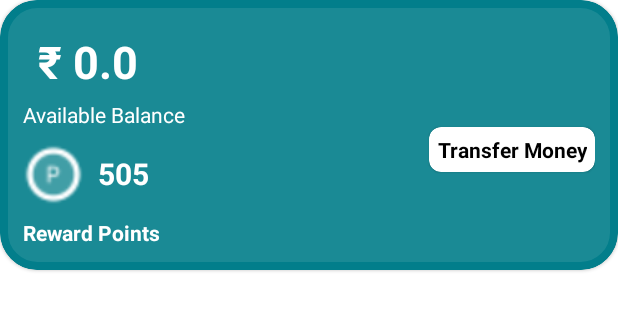
After one commit to srinathcs/putatoe--wallet, an Android app: the layout wallet_widget.xml on its own in the app's theme, with its tools: preview values and no code run, on a phone screen of 412 x 824 dp. The commit adds this screen. Shown: the top 311 px of the screen. Run offline under Robolectric (Android 15) with nearby library versions, the phone set to English and light mode, and no system bars.

Commit message:
available balance card was created

```diff
--- a/app/src/main/AndroidManifest.xml
+++ b/app/src/main/AndroidManifest.xml
@@ -12,7 +12,7 @@
         android:theme="@style/Theme.PutatoeWallet"
         tools:targetApi="31">
         <activity
-            android:name=".view.wallet.presentation.PutatoeActivity"
+            android:name=".MainActivity"
             android:exported="true">
             <intent-filter>
                 <action android:name="android.intent.action.MAIN" />
--- /dev/null
+++ b/app/src/main/res/layout/wallet_widget.xml
@@ -0,0 +1,97 @@
+<?xml version="1.0" encoding="utf-8"?>
+<com.google.android.material.card.MaterialCardView xmlns:android="http://schemas.android.com/apk/res/android"
+    xmlns:app="http://schemas.android.com/apk/res-auto"
+    xmlns:tools="http://schemas.android.com/tools"
+    android:layout_width="match_parent"
+    android:layout_height="180dp"
+    app:cardBackgroundColor="#1a8a95"
+    app:cardCornerRadius="25dp"
+    app:layout_constraintTop_toTopOf="parent"
+    app:strokeColor="#027e8b"
+    app:strokeWidth="5dp">
+
+    <androidx.constraintlayout.widget.ConstraintLayout
+        android:layout_width="match_parent"
+        android:layout_height="match_parent"
+        android:layout_margin="15dp">
+
+        <androidx.appcompat.widget.AppCompatTextView
+            android:id="@+id/tvRupees"
+            android:layout_width="wrap_content"
+            android:layout_height="wrap_content"
+            android:layout_marginStart="10dp"
+            android:layout_marginTop="5dp"
+            android:text="@string/amt"
+            android:textColor="@color/white"
+            android:textSize="30sp"
+            android:textStyle="bold"
+            app:layout_constraintStart_toStartOf="@+id/tvBalance"
+            app:layout_constraintTop_toTopOf="parent" />
+
+        <androidx.appcompat.widget.AppCompatTextView
+            android:id="@+id/tvBalance"
+            android:layout_width="wrap_content"
+            android:layout_height="wrap_content"
+            android:layout_marginTop="5dp"
+            android:text="@string/available_balance"
+            android:textColor="@color/white"
+            app:layout_constraintStart_toStartOf="parent"
+            app:layout_constraintTop_toBottomOf="@+id/tvRupees" />
+
+        <de.hdodenhof.circleimageview.CircleImageView
+            android:id="@+id/civPoint"
+            android:layout_width="50dp"
+            android:layout_height="50dp"
+            android:layout_marginTop="5dp"
+            android:paddingEnd="10dp"
+            android:src="@drawable/ic_point_30"
+            app:layout_constraintStart_toStartOf="@+id/tvBalance"
+            app:layout_constraintTop_toBottomOf="@+id/tvBalance"
+            tools:ignore="RtlSymmetry" />
+
+        <androidx.appcompat.widget.AppCompatTextView
+            android:id="@+id/tvPointCount"
+            android:layout_width="wrap_content"
+            android:layout_height="wrap_content"
+            android:text="@string/_505"
+            android:textColor="@color/white"
+            android:textSize="20sp"
+            android:textStyle="bold"
+            app:layout_constraintBottom_toTopOf="@+id/tvReward"
+            app:layout_constraintStart_toEndOf="@+id/civPoint"
+            app:layout_constraintTop_toBottomOf="@+id/tvBalance" />
+
+        <androidx.appcompat.widget.AppCompatTextView
+            android:id="@+id/tvReward"
+            android:layout_width="wrap_content"
+            android:layout_height="wrap_content"
+            android:layout_marginTop="3dp"
+            android:text="@string/reward_points"
+            android:textColor="@color/white"
+            android:textStyle="bold"
+            app:layout_constraintBottom_toBottomOf="parent"
+            app:layout_constraintStart_toStartOf="parent"
+            app:layout_constraintTop_toBottomOf="@+id/civPoint" />
+
+        <com.google.android.material.card.MaterialCardView
+            android:id="@+id/mcvMoney"
+            android:layout_width="wrap_content"
+            android:layout_height="wrap_content"
+            android:layout_marginBottom="50dp"
+            app:cardBackgroundColor="@color/white"
+            app:cardCornerRadius="8dp"
+            app:layout_constraintBottom_toBottomOf="parent"
+            app:layout_constraintEnd_toEndOf="parent">
+
+            <androidx.appcompat.widget.AppCompatTextView
+                android:id="@+id/tvMoney"
+                android:layout_width="wrap_content"
+                android:layout_height="wrap_content"
+                android:layout_margin="5dp"
+                android:text="@string/transfer_money"
+                android:textAlignment="center"
+                android:textColor="@color/black"
+                android:textStyle="bold" />
+        </com.google.android.material.card.MaterialCardView>
+    </androidx.constraintlayout.widget.ConstraintLayout>
+</com.google.android.material.card.MaterialCardView>
--- a/app/src/main/res/values/strings.xml
+++ b/app/src/main/res/values/strings.xml
@@ -1,3 +1,8 @@
 <resources>
     <string name="app_name">Putatoe Wallet</string>
+    <string name="amt">₹ 0.0</string>
+    <string name="available_balance">Available Balance</string>
+    <string name="_505">505</string>
+    <string name="reward_points">Reward Points</string>
+    <string name="transfer_money">Transfer Money</string>
 </resources>
```
Also changed, not shown: app/build.gradle (added, +49 -0 lines), app/src/main/java/com/example/putatoewallet/MainActivity.kt (added, +11 -0 lines), app/src/main/java/com/example/putatoewallet/view/wallet/presentation/PutatoeActivity.kt (deleted, +0 -12 lines), app/src/main/java/com/example/putatoewallet/view/widget/wallet/WalletWidget.kt (added, +13 -0 lines), app/src/main/res/layout/activity_main.xml (renamed from app/src/main/res/layout/activity_putatoe.xml, +5 -4 lines), app/src/main/res/drawable/ic_point_30.png (added), app/src/main/res/drawable/ic_point_50.png (added).
